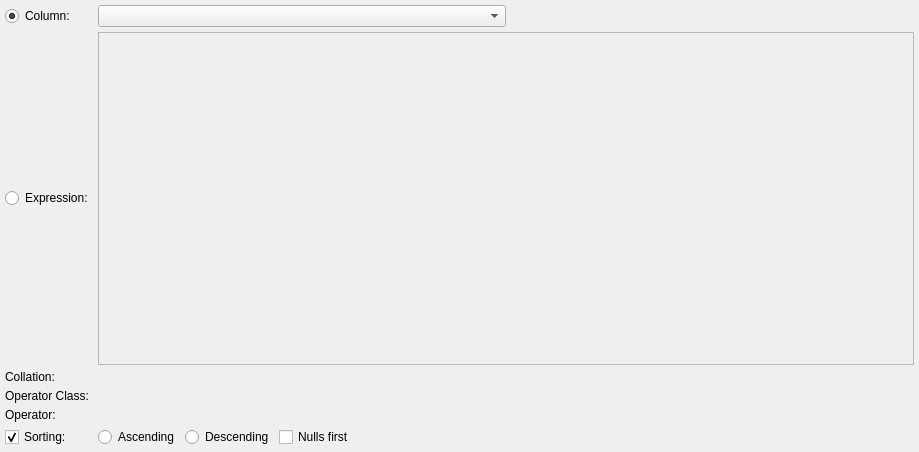
Qt form libs/libgui/ui/dbobjects/elementwidget.ui (maniac787/pgmodeler) before a commit.
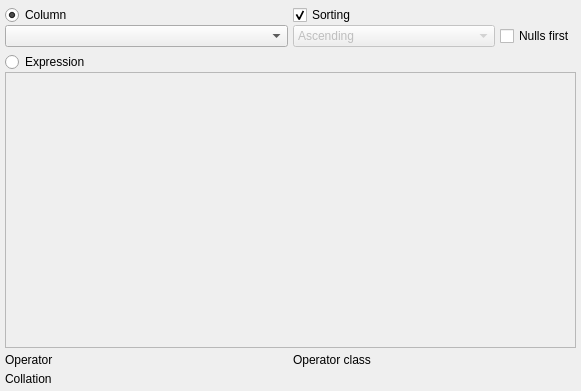
The same form after that commit.

Commit message: Refactor ElementWidget layout and modernize UI controls

```diff
--- a/libs/libgui/ui/dbobjects/elementwidget.ui
+++ b/libs/libgui/ui/dbobjects/elementwidget.ui
@@ -6,20 +6,23 @@
    <rect>
     <x>0</x>
     <y>0</y>
-    <width>919</width>
-    <height>452</height>
+    <width>581</width>
+    <height>391</height>
    </rect>
   </property>
   <property name="minimumSize">
    <size>
-    <width>540</width>
-    <height>215</height>
+    <width>550</width>
+    <height>300</height>
    </size>
   </property>
   <property name="windowTitle">
    <string>Element properties</string>
   </property>
-  <layout class="QGridLayout" name="element_grid">
+  <layout class="QVBoxLayout" name="verticalLayout_4">
+   <property name="spacing">
+    <number>5</number>
+   </property>
    <property name="leftMargin">
     <number>5</number>
    </property>
@@ -32,13 +35,26 @@
    <property name="bottomMargin">
     <number>5</number>
    </property>
+   <item>
+    <layout class="QHBoxLayout" name="horizontalLayout_2">
    <property name="spacing">
     <number>5</number>
    </property>
-   <item row="4" column="0">
-    <widget class="QLabel" name="op_class_lbl">
+     <property name="rightMargin">
+      <number>0</number>
+     </property>
+     <property name="bottomMargin">
+      <number>0</number>
+     </property>
+     <item>
+      <layout class="QVBoxLayout" name="verticalLayout">
+       <property name="spacing">
+        <number>0</number>
+       </property>
+       <item>
+        <widget class="QRadioButton" name="column_rb">
      <property name="sizePolicy">
-      <sizepolicy hsizetype="Fixed" vsizetype="Preferred">
+          <sizepolicy hsizetype="Fixed" vsizetype="Fixed">
        <horstretch>0</horstretch>
        <verstretch>0</verstretch>
       </sizepolicy>
@@ -56,11 +72,149 @@
       </size>
      </property>
      <property name="text">
-      <string>Operator Class:</string>
-     </property>
-    </widget>
-   </item>
-   <item row="2" column="1" colspan="2">
+          <string>Column</string>
+         </property>
+         <property name="checked">
+          <bool>true</bool>
+         </property>
+         <property name="autoExclusive">
+          <bool>false</bool>
+         </property>
+        </widget>
+       </item>
+       <item>
+        <layout class="QHBoxLayout" name="horizontalLayout_3">
+         <item>
+          <widget class="QComboBox" name="column_cmb">
+           <property name="sizePolicy">
+            <sizepolicy hsizetype="Expanding" vsizetype="Fixed">
+             <horstretch>0</horstretch>
+             <verstretch>0</verstretch>
+            </sizepolicy>
+           </property>
+           <property name="maximumSize">
+            <size>
+             <width>16777215</width>
+             <height>16777215</height>
+            </size>
+           </property>
+           <property name="iconSize">
+            <size>
+             <width>28</width>
+             <height>28</height>
+            </size>
+           </property>
+          </widget>
+         </item>
+        </layout>
+       </item>
+      </layout>
+     </item>
+     <item>
+      <layout class="QVBoxLayout" name="verticalLayout_3">
+       <property name="spacing">
+        <number>0</number>
+       </property>
+       <item>
+        <widget class="QCheckBox" name="sorting_chk">
+         <property name="sizePolicy">
+          <sizepolicy hsizetype="Fixed" vsizetype="Fixed">
+           <horstretch>0</horstretch>
+           <verstretch>0</verstretch>
+          </sizepolicy>
+         </property>
+         <property name="text">
+          <string>Sorting</string>
+         </property>
+         <property name="checked">
+          <bool>true</bool>
+         </property>
+        </widget>
+       </item>
+       <item>
+        <layout class="QHBoxLayout" name="horizontalLayout">
+         <property name="spacing">
+          <number>5</number>
+         </property>
+         <item>
+          <widget class="QComboBox" name="sort_mode_cmb">
+           <property name="enabled">
+            <bool>false</bool>
+           </property>
+           <property name="sizePolicy">
+            <sizepolicy hsizetype="Expanding" vsizetype="Fixed">
+             <horstretch>0</horstretch>
+             <verstretch>0</verstretch>
+            </sizepolicy>
+           </property>
+           <item>
+            <property name="text">
+             <string>Ascending</string>
+            </property>
+           </item>
+           <item>
+            <property name="text">
+             <string>Descending</string>
+            </property>
+           </item>
+          </widget>
+         </item>
+         <item>
+          <widget class="QCheckBox" name="nulls_first_chk">
+           <property name="sizePolicy">
+            <sizepolicy hsizetype="Preferred" vsizetype="Fixed">
+             <horstretch>0</horstretch>
+             <verstretch>0</verstretch>
+            </sizepolicy>
+           </property>
+           <property name="text">
+            <string>Nulls first</string>
+           </property>
+          </widget>
+         </item>
+        </layout>
+       </item>
+      </layout>
+     </item>
+    </layout>
+   </item>
+   <item>
+    <layout class="QVBoxLayout" name="verticalLayout_2">
+     <property name="spacing">
+      <number>0</number>
+     </property>
+     <item>
+      <widget class="QRadioButton" name="expression_rb">
+       <property name="sizePolicy">
+        <sizepolicy hsizetype="Fixed" vsizetype="Fixed">
+         <horstretch>0</horstretch>
+         <verstretch>0</verstretch>
+        </sizepolicy>
+       </property>
+       <property name="minimumSize">
+        <size>
+         <width>0</width>
+         <height>0</height>
+        </size>
+       </property>
+       <property name="maximumSize">
+        <size>
+         <width>16777215</width>
+         <height>16777215</height>
+        </size>
+       </property>
+       <property name="text">
+        <string>Expression</string>
+       </property>
+       <property name="checked">
+        <bool>false</bool>
+       </property>
+       <property name="autoExclusive">
+        <bool>false</bool>
+       </property>
+      </widget>
+     </item>
+     <item>
     <widget class="QPlainTextEdit" name="elem_expr_txt">
      <property name="enabled">
       <bool>false</bool>
@@ -71,12 +225,6 @@
        <verstretch>0</verstretch>
       </sizepolicy>
      </property>
-     <property name="minimumSize">
-      <size>
-       <width>0</width>
-       <height>50</height>
-      </size>
-     </property>
      <property name="maximumSize">
       <size>
        <width>16777215</width>
@@ -100,119 +248,39 @@
      </property>
     </widget>
    </item>
-   <item row="6" column="0">
-    <widget class="QCheckBox" name="sorting_chk">
-     <property name="sizePolicy">
-      <sizepolicy hsizetype="Fixed" vsizetype="Fixed">
-       <horstretch>0</horstretch>
-       <verstretch>0</verstretch>
-      </sizepolicy>
-     </property>
-     <property name="text">
-      <string>Sorting:</string>
-     </property>
-     <property name="checked">
-      <bool>true</bool>
-     </property>
-    </widget>
+    </layout>
    </item>
-   <item row="6" column="1" colspan="2">
-    <layout class="QHBoxLayout" name="horizontalLayout">
+   <item>
+    <layout class="QHBoxLayout" name="horizontalLayout_5">
+     <item>
+      <layout class="QVBoxLayout" name="operator_lt">
      <property name="spacing">
       <number>5</number>
      </property>
      <item>
-      <widget class="QRadioButton" name="ascending_rb">
-       <property name="sizePolicy">
-        <sizepolicy hsizetype="Preferred" vsizetype="Fixed">
-         <horstretch>0</horstretch>
-         <verstretch>0</verstretch>
-        </sizepolicy>
-       </property>
-       <property name="text">
-        <string>Ascending</string>
-       </property>
-       <property name="checked">
-        <bool>true</bool>
-       </property>
-      </widget>
-     </item>
-     <item>
-      <widget class="QRadioButton" name="descending_rb">
-       <property name="sizePolicy">
-        <sizepolicy hsizetype="Preferred" vsizetype="Fixed">
-         <horstretch>0</horstretch>
-         <verstretch>0</verstretch>
-        </sizepolicy>
-       </property>
-       <property name="text">
-        <string>Descending</string>
-       </property>
-      </widget>
-     </item>
-     <item>
-      <widget class="QCheckBox" name="nulls_first_chk">
-       <property name="sizePolicy">
-        <sizepolicy hsizetype="Expanding" vsizetype="Fixed">
-         <horstretch>0</horstretch>
-         <verstretch>0</verstretch>
-        </sizepolicy>
-       </property>
-       <property name="text">
-        <string>Nulls first</string>
-       </property>
-      </widget>
-     </item>
-    </layout>
-   </item>
-   <item row="0" column="0">
-    <widget class="QRadioButton" name="column_rb">
-     <property name="sizePolicy">
-      <sizepolicy hsizetype="Fixed" vsizetype="Fixed">
-       <horstretch>0</horstretch>
-       <verstretch>0</verstretch>
-      </sizepolicy>
-     </property>
-     <property name="minimumSize">
-      <size>
-       <width>0</width>
-       <height>0</height>
-      </size>
-     </property>
-     <property name="maximumSize">
-      <size>
-       <width>16777215</width>
-       <height>16777215</height>
-      </size>
-     </property>
-     <property name="text">
-      <string>Column:</string>
-     </property>
-     <property name="checked">
-      <bool>true</bool>
-     </property>
-     <property name="autoExclusive">
-      <bool>false</bool>
-     </property>
-    </widget>
-   </item>
-   <item row="5" column="0">
     <widget class="QLabel" name="operator_lbl">
      <property name="sizePolicy">
-      <sizepolicy hsizetype="Fixed" vsizetype="Preferred">
+          <sizepolicy hsizetype="Expanding" vsizetype="Preferred">
        <horstretch>0</horstretch>
        <verstretch>0</verstretch>
       </sizepolicy>
      </property>
      <property name="text">
-      <string>Operator:</string>
+          <string>Operator</string>
      </property>
     </widget>
    </item>
-   <item row="2" column="0">
-    <widget class="QRadioButton" name="expression_rb">
+      </layout>
+     </item>
+     <item>
+      <layout class="QVBoxLayout" name="op_class_lt">
+       <property name="spacing">
+        <number>5</number>
+       </property>
+       <item>
+        <widget class="QLabel" name="op_class_lbl">
      <property name="sizePolicy">
-      <sizepolicy hsizetype="Fixed" vsizetype="Fixed">
+          <sizepolicy hsizetype="Expanding" vsizetype="Preferred">
        <horstretch>0</horstretch>
        <verstretch>0</verstretch>
       </sizepolicy>
@@ -230,96 +298,37 @@
       </size>
      </property>
      <property name="text">
-      <string>Expression:</string>
-     </property>
-     <property name="checked">
-      <bool>false</bool>
-     </property>
-     <property name="autoExclusive">
-      <bool>false</bool>
+          <string>Operator class</string>
      </property>
     </widget>
    </item>
-   <item row="3" column="0">
+      </layout>
+     </item>
+    </layout>
+   </item>
+   <item>
+    <layout class="QHBoxLayout" name="horizontalLayout_6">
+     <item>
+      <layout class="QVBoxLayout" name="collation_lt">
+       <property name="spacing">
+        <number>5</number>
+       </property>
+       <item>
     <widget class="QLabel" name="collation_lbl">
      <property name="sizePolicy">
-      <sizepolicy hsizetype="Fixed" vsizetype="Preferred">
+          <sizepolicy hsizetype="Expanding" vsizetype="Preferred">
        <horstretch>0</horstretch>
        <verstretch>0</verstretch>
       </sizepolicy>
      </property>
      <property name="text">
-      <string>Collation:</string>
+          <string>Collation</string>
      </property>
     </widget>
    </item>
-   <item row="0" column="1" colspan="2">
-    <widget class="QWidget" name="cols_combo_parent" native="true">
-     <property name="minimumSize">
-      <size>
-       <width>0</width>
-       <height>0</height>
-      </size>
-     </property>
-     <layout class="QHBoxLayout" name="horizontalLayout_2">
-      <property name="spacing">
-       <number>5</number>
-      </property>
-      <property name="leftMargin">
-       <number>0</number>
-      </property>
-      <property name="topMargin">
-       <number>0</number>
-      </property>
-      <property name="rightMargin">
-       <number>0</number>
-      </property>
-      <property name="bottomMargin">
-       <number>0</number>
-      </property>
-      <item>
-       <widget class="QComboBox" name="column_cmb">
-        <property name="sizePolicy">
-         <sizepolicy hsizetype="Expanding" vsizetype="Fixed">
-          <horstretch>0</horstretch>
-          <verstretch>0</verstretch>
-         </sizepolicy>
-        </property>
-        <property name="minimumSize">
-         <size>
-          <width>180</width>
-          <height>0</height>
-         </size>
-        </property>
-        <property name="maximumSize">
-         <size>
-          <width>16777215</width>
-          <height>16777215</height>
-         </size>
-        </property>
-        <property name="iconSize">
-         <size>
-          <width>28</width>
-          <height>28</height>
-         </size>
-        </property>
-       </widget>
-      </item>
-      <item>
-       <spacer name="horizontalSpacer">
-        <property name="orientation">
-         <enum>Qt::Horizontal</enum>
-        </property>
-        <property name="sizeHint" stdset="0">
-         <size>
-          <width>95</width>
-          <height>20</height>
-         </size>
-        </property>
-       </spacer>
-      </item>
-     </layout>
-    </widget>
+      </layout>
+     </item>
+    </layout>
    </item>
   </layout>
  </widget>
```
Left out of the diff: 8 changed lines with no effect on the pictures. Lines whose indentation alone changed are shown as unchanged. The commit also changes 1 other file.
